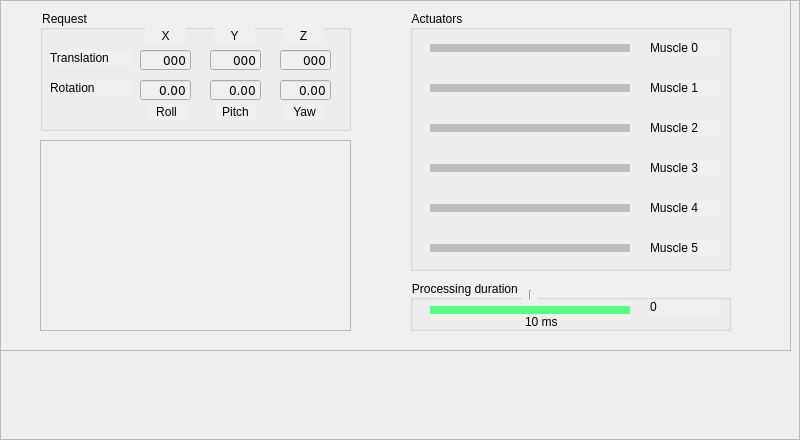
Before: the Qt Designer form output/output_gui.ui in michaelmargolis/MdxMotionPlatformV3, drawn with Qt 5.
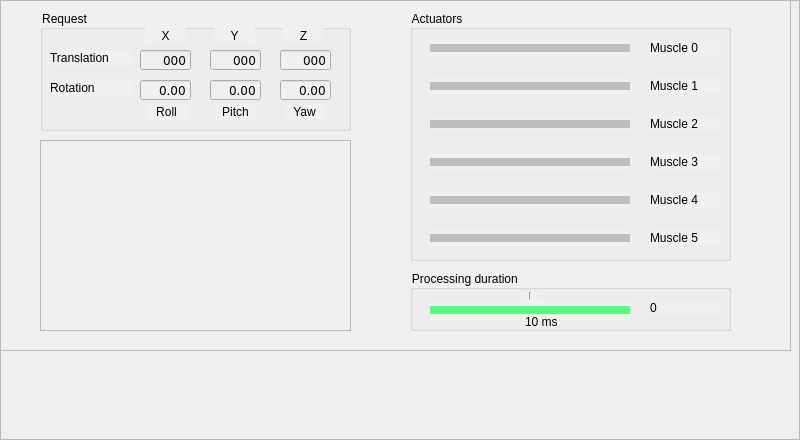
After: the same form once the commit is applied.

Diff of the .ui file:
```diff
--- a/output/output_gui.ui
+++ b/output/output_gui.ui
@@ -46,7 +46,7 @@
       <x>410</x>
       <y>10</y>
       <width>321</width>
-      <height>261</height>
+      <height>251</height>
      </rect>
     </property>
     <property name="title">
@@ -59,7 +59,7 @@
      <property name="geometry">
       <rect>
        <x>20</x>
-       <y>150</y>
+       <y>144</y>
        <width>200</width>
        <height>16</height>
       </rect>
@@ -81,7 +81,7 @@
      <property name="geometry">
       <rect>
        <x>20</x>
-       <y>190</y>
+       <y>182</y>
        <width>200</width>
        <height>16</height>
       </rect>
@@ -103,7 +103,7 @@
      <property name="geometry">
       <rect>
        <x>20</x>
-       <y>230</y>
+       <y>220</y>
        <width>200</width>
        <height>16</height>
       </rect>
@@ -125,7 +125,7 @@
      <property name="geometry">
       <rect>
        <x>20</x>
-       <y>110</y>
+       <y>106</y>
        <width>200</width>
        <height>16</height>
       </rect>
@@ -147,7 +147,7 @@
      <property name="geometry">
       <rect>
        <x>20</x>
-       <y>70</y>
+       <y>68</y>
        <width>200</width>
        <height>16</height>
       </rect>
@@ -201,7 +201,7 @@
      <property name="geometry">
       <rect>
        <x>240</x>
-       <y>70</y>
+       <y>68</y>
        <width>71</width>
        <height>16</height>
       </rect>
@@ -214,7 +214,7 @@
      <property name="geometry">
       <rect>
        <x>240</x>
-       <y>110</y>
+       <y>106</y>
        <width>71</width>
        <height>16</height>
       </rect>
@@ -227,7 +227,7 @@
      <property name="geometry">
       <rect>
        <x>240</x>
-       <y>150</y>
+       <y>144</y>
        <width>71</width>
        <height>16</height>
       </rect>
@@ -240,7 +240,7 @@
      <property name="geometry">
       <rect>
        <x>240</x>
-       <y>190</y>
+       <y>182</y>
        <width>71</width>
        <height>16</height>
       </rect>
@@ -253,7 +253,7 @@
      <property name="geometry">
       <rect>
        <x>240</x>
-       <y>230</y>
+       <y>220</y>
        <width>71</width>
        <height>16</height>
       </rect>
@@ -544,9 +544,9 @@
     <property name="geometry">
      <rect>
       <x>410</x>
-      <y>280</y>
+      <y>270</y>
       <width>321</width>
-      <height>51</height>
+      <height>61</height>
      </rect>
     </property>
     <property name="title">
@@ -556,7 +556,7 @@
      <property name="geometry">
       <rect>
        <x>240</x>
-       <y>19</y>
+       <y>30</y>
        <width>71</width>
        <height>16</height>
       </rect>
@@ -569,7 +569,7 @@
      <property name="geometry">
       <rect>
        <x>112</x>
-       <y>10</y>
+       <y>22</y>
        <width>16</width>
        <height>21</height>
       </rect>
@@ -585,7 +585,7 @@
      <property name="geometry">
       <rect>
        <x>20</x>
-       <y>20</y>
+       <y>30</y>
        <width>200</width>
        <height>20</height>
       </rect>
```
